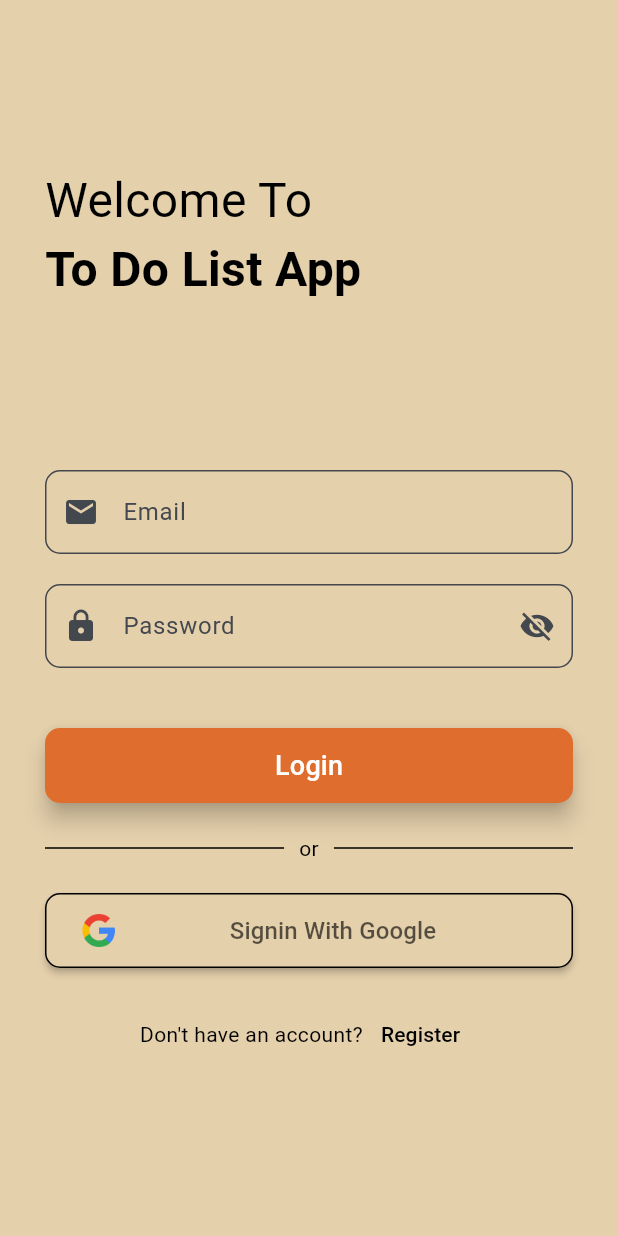
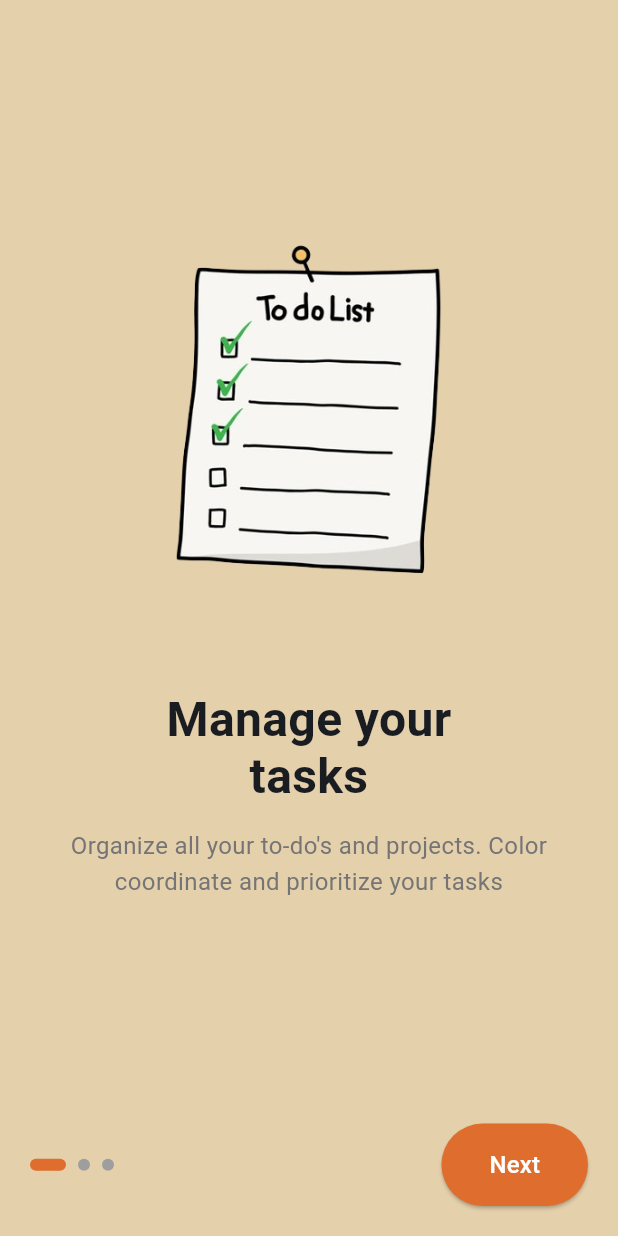
Before and after one commit to FayruzAldi/Firebase_Team, a Flutter app: the screen it shows after launch, on a phone screen of 412 x 824 dp. Run offline on Flutter 3.47's test engine with Material 3 defaults, Android fonts, the phone set to English and light mode, and no system bars; our stand-ins replace cloud_firestore, firebase_auth, firebase_core, get, google_sign_in, shared_preferences; accounts and stored records are empty; Roboto replaces fonts that are missing (WelcomeFont).

Commit message:
Style:[AF] Menambahkan OnBoardingUI

```diff
--- /dev/null
+++ b/lib/Models/onboarding_model.dart
@@ -0,0 +1,11 @@
+class OnboardingModel {
+  final String title;
+  final String description;
+  final String image;
+
+  OnboardingModel({
+    required this.title,
+    required this.description,
+    required this.image,
+  });
+}
--- /dev/null
+++ b/lib/bindings/onboarding_binding.dart
@@ -0,0 +1,9 @@
+import 'package:get/get.dart';
+import '../controllers/onboarding_controller.dart';
+
+class OnboardingBinding extends Bindings {
+  @override
+  void dependencies() {
+    Get.put(OnboardingController());
+  }
+}
--- /dev/null
+++ b/lib/controllers/onboarding_controller.dart
@@ -0,0 +1,58 @@
+import 'package:flutter/material.dart';
+import 'package:get/get.dart';
+import 'package:shared_preferences/shared_preferences.dart';
+import '../Models/onboarding_model.dart';
+import '../routes/route.dart';
+
+class OnboardingController extends GetxController {
+  final pageController = PageController();
+  final currentPage = 0.obs;
+  static const String ONBOARDING_KEY = 'has_seen_onboarding';
+
+  final List<OnboardingModel> pages = [
+    OnboardingModel(
+      title: 'Manage your\ntasks',
+      description: 'Organize all your to-do\'s and projects. Color coordinate and prioritize your tasks',
+      image: 'lib/assets/todolist.png',
+    ),
+    OnboardingModel(
+      title: 'Get reminded\nin time',
+      description: 'Get reminded when it\'s time to do your tasks and never miss a deadline again',
+      image: 'lib/assets/todolist.png',
+    ),
+    OnboardingModel(
+      title: 'Stay organized\nwith us',
+      description: 'Organize your daily tasks and make your life easier with us',
+      image: 'lib/assets/todolist.png',
+    ),
+  ];
+
+  void onPageChanged(int index) {
+    currentPage.value = index;
+  }
+
+  void nextPage() async {
+    if (currentPage.value == pages.length - 1) {
+      try {
+        // Simpan status bahwa user sudah melihat onboarding
+        final prefs = await SharedPreferences.getInstance();
+        await prefs.setBool(ONBOARDING_KEY, true);
+        Get.offAllNamed(MyRoutes.login);
+      } catch (e) {
+        print('Error saving onboarding status: $e');
+        Get.offAllNamed(MyRoutes.login);
+      }
+    } else {
+      pageController.nextPage(
+        duration: const Duration(milliseconds: 300),
+        curve: Curves.easeIn,
+      );
+    }
+  }
+
+  @override
+  void onClose() {
+    pageController.dispose();
+    super.onClose();
+  }
+}
--- a/lib/main.dart
+++ b/lib/main.dart
@@ -2,19 +2,38 @@ import 'package:firebase_core/firebase_core.dart';
 import 'package:flutter/material.dart';
 import 'package:get/get.dart';
 import 'package:firebase_auth/firebase_auth.dart';
+import 'package:shared_preferences/shared_preferences.dart';
 import 'package:to_do_list_app/firebase_options.dart';
 import 'package:to_do_list_app/routes/route.dart';
+import 'package:to_do_list_app/controllers/onboarding_controller.dart';
 
-void main() async {
-  WidgetsFlutterBinding.ensureInitialized();
-  await Firebase.initializeApp(
-    options: DefaultFirebaseOptions.currentPlatform,
-  );
-  runApp(const MyApp());
+Future<void> main() async {
+  try {
+    WidgetsFlutterBinding.ensureInitialized();
+
+    // Inisialisasi Firebase
+    await Firebase.initializeApp(
+      options: DefaultFirebaseOptions.currentPlatform,
+    );
+
+    // Cek status onboarding
+    final prefs = await SharedPreferences.getInstance();
+    final hasSeenOnboarding = prefs.getBool(OnboardingController.ONBOARDING_KEY) ?? false;
+
+    runApp(MyApp(hasSeenOnboarding: hasSeenOnboarding));
+  } catch (e) {
+    print('Error initializing app: $e');
+    runApp(const MyApp(hasSeenOnboarding: false));
+  }
 }
 
 class MyApp extends StatelessWidget {
-  const MyApp({super.key});
+  final bool hasSeenOnboarding;
+
+  const MyApp({
+    super.key,
+    required this.hasSeenOnboarding,
+  });
 
   @override
   Widget build(BuildContext context) {
@@ -24,18 +43,25 @@ class MyApp extends StatelessWidget {
         colorScheme: ColorScheme.fromSeed(seedColor: Colors.blue),
         useMaterial3: true,
       ),
-      initialRoute: _initialRoute,
+      initialRoute: _determineInitialRoute(),
       getPages: AppPages.pages,
     );
   }
 
-  String get _initialRoute {
+  String _determineInitialRoute() {
     final user = FirebaseAuth.instance.currentUser;
+
+    // Jika user sudah login, langsung ke todo
     if (user != null) {
-      // Jika user sudah login, arahkan ke halaman todo
       return MyRoutes.todo;
     }
-    // Jika user belum login, arahkan ke halaman login
-    return MyRoutes.login;
+
+    // Jika belum login tapi sudah pernah lihat onboarding, ke login
+    if (hasSeenOnboarding) {
+      return MyRoutes.login;
+    }
+
+    // Jika belum login dan belum pernah lihat onboarding, ke onboarding
+    return MyRoutes.onboarding;
   }
 }
--- a/lib/middleware/auth_middleware.dart
+++ b/lib/middleware/auth_middleware.dart
@@ -14,8 +14,8 @@ class AuthMiddleware extends GetMiddleware {
       return const RouteSettings(name: MyRoutes.login);
     }
 
-    // Jika sudah login dan mencoba mengakses halaman login/signup
-    if ((route == MyRoutes.login || route == MyRoutes.signup) && user != null) {
+    // Jika sudah login dan mencoba mengakses halaman login/signup/onboarding
+    if ((route == MyRoutes.login || route == MyRoutes.signup || route == MyRoutes.onboarding) && user != null) {
       return const RouteSettings(name: MyRoutes.todo);
     }
 
--- /dev/null
+++ b/lib/pages/onboarding_page.dart
@@ -0,0 +1,133 @@
+import 'package:flutter/material.dart';
+import 'package:get/get.dart';
+import '../Models/onboarding_model.dart';
+import '../routes/route.dart';
+import '../widgets/mycolors.dart';
+import '../controllers/onboarding_controller.dart';
+
+class OnboardingPage extends StatelessWidget {
+  OnboardingPage({super.key});
+
+  final controller = Get.find<OnboardingController>();
+
+  @override
+  Widget build(BuildContext context) {
+    return Scaffold(
+      backgroundColor: colorBack,
+      body: SafeArea(
+        child: Column(
+          children: [
+            Expanded(
+              child: PageView.builder(
+                controller: controller.pageController,
+                onPageChanged: controller.onPageChanged,
+                itemCount: controller.pages.length,
+                itemBuilder: (context, index) {
+                  return OnboardingContent(
+                    title: controller.pages[index].title,
+                    description: controller.pages[index].description,
+                    image: controller.pages[index].image,
+                  );
+                },
+              ),
+            ),
+            Padding(
+              padding: const EdgeInsets.all(20),
+              child: Row(
+                mainAxisAlignment: MainAxisAlignment.spaceBetween,
+                children: [
+                  // Dots indicator
+                  Obx(() => Row(
+                    children: List.generate(
+                      controller.pages.length,
+                      (index) => Container(
+                        margin: const EdgeInsets.only(right: 8),
+                        height: 8,
+                        width: controller.currentPage.value == index ? 24 : 8,
+                        decoration: BoxDecoration(
+                          color: controller.currentPage.value == index
+                              ? mainColor1
+                              : Colors.grey,
+                          borderRadius: BorderRadius.circular(4),
+                        ),
+                      ),
+                    ),
+                  )),
+                  // Next/Get Started button
+                  Obx(() => ElevatedButton(
+                    onPressed: controller.nextPage,
+                    style: ElevatedButton.styleFrom(
+                      backgroundColor: mainColor1,
+                      padding: const EdgeInsets.symmetric(horizontal: 32, vertical: 16),
+                      shape: RoundedRectangleBorder(
+                        borderRadius: BorderRadius.circular(30),
+                      ),
+                    ),
+                    child: Text(
+                      controller.currentPage.value == controller.pages.length - 1
+                          ? 'Get Started'
+                          : 'Next',
+                      style: const TextStyle(
+                        fontSize: 16,
+                        color: Colors.white,
+                      ),
+                    ),
+                  )),
+                ],
+              ),
+            ),
+          ],
+        ),
+      ),
+    );
+  }
+}
+
+class OnboardingContent extends StatelessWidget {
+  final String title;
+  final String description;
+  final String image;
+
+  const OnboardingContent({
+    super.key,
+    required this.title,
+    required this.description,
+    required this.image,
+  });
+
+  @override
+  Widget build(BuildContext context) {
+    return Padding(
+      padding: const EdgeInsets.all(20),
+      child: Column(
+        mainAxisAlignment: MainAxisAlignment.center,
+        children: [
+          Image.asset(
+            image,
+            height: 300,
+          ),
+          const SizedBox(height: 32),
+          Text(
+            title,
+            textAlign: TextAlign.center,
+            style: const TextStyle(
+              fontSize: 32,
+              fontWeight: FontWeight.bold,
+              height: 1.2,
+            ),
+          ),
+          const SizedBox(height: 16),
+          Text(
+            description,
+            textAlign: TextAlign.center,
+            style: TextStyle(
+              fontSize: 16,
+              color: Colors.grey[600],
+              height: 1.5,
+            ),
+          ),
+        ],
+      ),
+    );
+  }
+}
--- a/lib/routes/route.dart
+++ b/lib/routes/route.dart
@@ -2,13 +2,16 @@ import 'package:get/get.dart';
 import 'package:to_do_list_app/bindings/Todo_binding.dart';
 import '../bindings/login_binding.dart';
 import '../bindings/signup_binding.dart';
+import '../bindings/onboarding_binding.dart';
 import '../middleware/auth_middleware.dart';
 import '../pages/login_page.dart';
 import '../pages/signup_page.dart';
 import '../pages/todo_page.dart';
 import '../pages/edit_page.dart';
+import '../pages/onboarding_page.dart';
 
 class MyRoutes {
+  static const String onboarding = '/';
   static const String login = '/login';
   static const String signup = '/signup';
   static const String todo = '/todo';
@@ -19,6 +22,11 @@ class AppPages {
   static final authMiddleware = AuthMiddleware();
 
   static final List<GetPage> pages = [
+    GetPage(
+      name: MyRoutes.onboarding,
+      page: () => OnboardingPage(),
+      binding: OnboardingBinding(),
+    ),
     GetPage(
       name: MyRoutes.login,
       page: () => const LoginPage(),
--- a/pubspec.yaml
+++ b/pubspec.yaml
@@ -40,6 +40,7 @@ dependencies:
   firebase_auth: ^5.3.4
   cloud_firestore: ^5.6.0
   google_sign_in: ^6.1.6
+  shared_preferences: ^2.2.2
 
 dev_dependencies:
   flutter_test:
@@ -64,6 +65,7 @@ flutter:
   uses-material-design: true
   assets:
   - lib/assets/google_logo.png
+  - lib/assets/todolist.png
 
   # To add assets to your application, add an assets section, like this:
   # assets:
```
Also changed, not shown: lib/assets/todolist.png (added), pubspec.lock, 2 other files.
